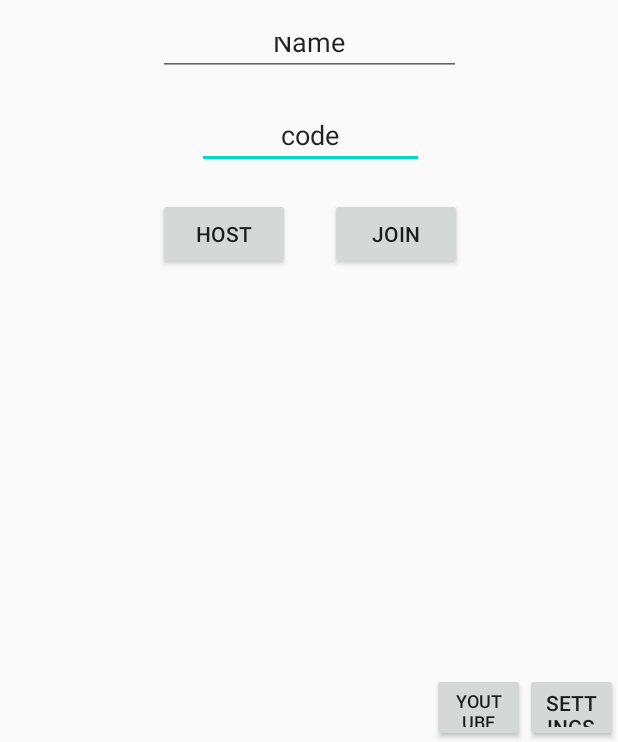
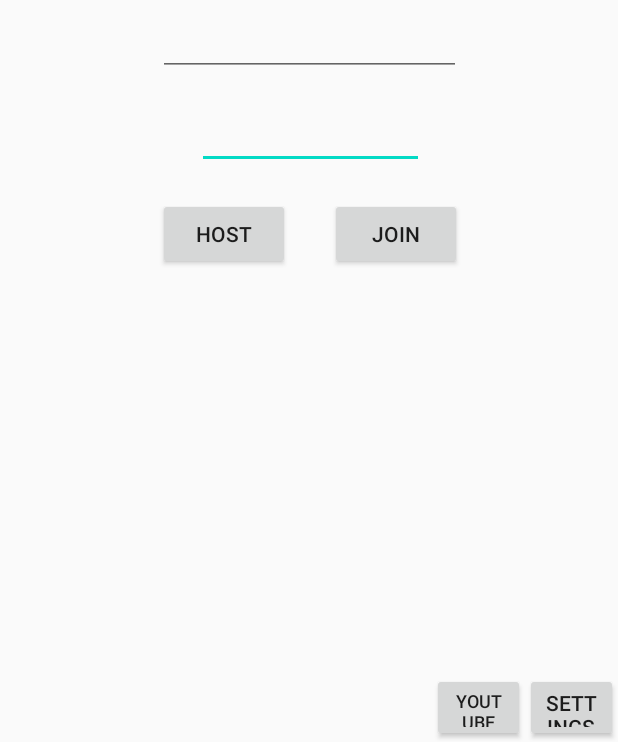
Before and after one commit to karanpatel787/Stalker, an Android app: the screen it shows after launch (MainActivity), on a phone screen of 412 x 824 dp, the part 494-1236 px from its top. Run offline under Robolectric (Android 15) with nearby library versions, the phone set to English and light mode, and no system bars.

Commit message:
EditText change

```diff
--- a/app/build.gradle
+++ b/app/build.gradle
@@ -2,7 +2,6 @@ apply plugin: 'com.android.application'
 
 android {
     compileSdkVersion 30
-    buildToolsVersion "30.0.2"
 
     defaultConfig {
         applicationId "com.example.stalker"
--- a/app/src/main/res/layout/activity_main.xml
+++ b/app/src/main/res/layout/activity_main.xml
@@ -27,7 +27,7 @@
         android:id="@+id/host"
         android:layout_width="wrap_content"
         android:layout_height="wrap_content"
-        android:text="Host"
+        android:text="@string/host"
         app:layout_constraintBottom_toBottomOf="parent"
         app:layout_constraintEnd_toEndOf="parent"
         app:layout_constraintHorizontal_bias="0.325"
@@ -39,8 +39,7 @@
         android:id="@+id/joinoin"
         android:layout_width="wrap_content"
         android:layout_height="wrap_content"
-        android:text="Join"
-
+        android:text="@string/join"
         app:layout_constraintBottom_toBottomOf="parent"
         app:layout_constraintEnd_toEndOf="parent"
         app:layout_constraintHorizontal_bias="0.678"
@@ -53,27 +52,31 @@
         android:id="@+id/codeInput"
         android:layout_width="151dp"
         android:layout_height="45dp"
-        android:text="@string/code"
         android:textAlignment="center"
         app:layout_constraintBottom_toBottomOf="parent"
         app:layout_constraintEnd_toEndOf="parent"
         app:layout_constraintHorizontal_bias="0.503"
         app:layout_constraintStart_toStartOf="parent"
         app:layout_constraintTop_toBottomOf="@+id/nameInput"
-        app:layout_constraintVertical_bias="0.042" />
+        app:layout_constraintVertical_bias="0.042"
+        android:autofillHints="Code"
+        android:inputType="number"
+        tools:ignore="LabelFor" />
 
     <EditText
         android:id="@+id/nameInput"
         android:layout_width="202dp"
         android:layout_height="36dp"
-        android:text="@string/Name"
         android:textAlignment="center"
         app:layout_constraintBottom_toBottomOf="parent"
         app:layout_constraintEnd_toEndOf="parent"
         app:layout_constraintHorizontal_bias="0.502"
         app:layout_constraintStart_toStartOf="parent"
         app:layout_constraintTop_toBottomOf="@+id/gameName"
-        app:layout_constraintVertical_bias="0.032" />
+        app:layout_constraintVertical_bias="0.032"
+        android:autofillHints="Name"
+        android:inputType="text"
+        tools:ignore="LabelFor" />
 
     <Button
         android:id="@+id/login"
--- a/app/src/main/res/values/strings.xml
+++ b/app/src/main/res/values/strings.xml
@@ -8,6 +8,7 @@
     <string name="code">code</string>
     <string name="begin">BEGIN</string>
     <string name="player_names">Player Names</string>
-    <string name="player_names">Player Names</string>
-    <string name="code">code</string>
+
+    <string name="host">Host</string>
+    <string name="join">Join</string>
 </resources>
--- a/build.gradle
+++ b/build.gradle
@@ -5,7 +5,7 @@ buildscript {
         jcenter()
     }
     dependencies {
-        classpath "com.android.tools.build:gradle:4.0.1"
+        classpath 'com.android.tools.build:gradle:7.1.3'
 
         // NOTE: Do not place your application dependencies here; they belong
         // in the individual module build.gradle files
```
Also changed, not shown: gradle/wrapper/gradle-wrapper.properties.
